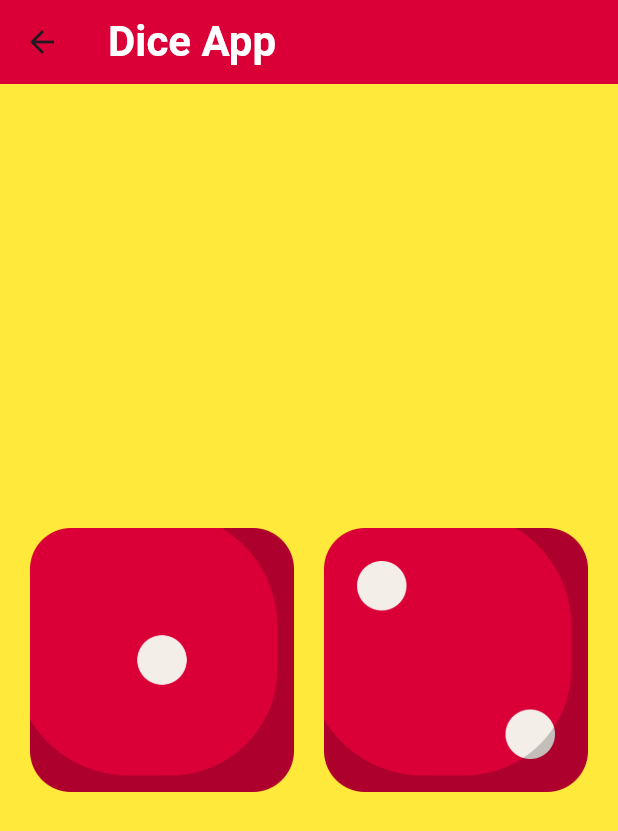
After one commit to appitcompany312/kur15, a Flutter app: the HomePage1 screen opened directly, on a phone screen of 412 x 824 dp. The commit adds this screen. Shown: the top 831 px of the screen. Run offline on Flutter 3.47's test engine with Material 2 defaults, Android fonts, the phone set to English and light mode, and no system bars.

Commit message:
added dice game

```diff
--- /dev/null
+++ b/dice_app/lib/home_page1.dart
@@ -0,0 +1,72 @@
+import 'dart:math';
+
+import 'package:flutter/material.dart';
+
+class HomePage1 extends StatelessWidget {
+  const HomePage1({super.key});
+
+  @override
+  Widget build(BuildContext context) {
+    return Scaffold(
+      backgroundColor: const Color(0xffFFE93B),
+      appBar: AppBar(
+        titleTextStyle: const TextStyle(
+          color: Colors.white,
+          fontSize: 28,
+          fontWeight: FontWeight.bold,
+        ),
+        backgroundColor: const Color(0xffDA0037),
+        title: const Text("Dice App"),
+      ),
+      body: const HomePageBody1(),
+    );
+  }
+}
+
+class HomePageBody1 extends StatefulWidget {
+  const HomePageBody1({super.key});
+
+  @override
+  State<HomePageBody1> createState() => _HomePageBody1State();
+}
+
+class _HomePageBody1State extends State<HomePageBody1> {
+  int firstDiceIndex = 1;
+  int secondDiceIndex = 2;
+
+  Random rundom = Random();
+
+  void changeDice() {
+    // firstDiceIndex ke 1-6 cheinki kaalagan sandy berebiz
+    firstDiceIndex = rundom.nextInt(6) + 1;
+    // secondDiceIndex ke 1-6 cheinki kaalagan sandy berebiz
+    secondDiceIndex = rundom.nextInt(6) + 1;
+    // UI'dy jangyloo uchun setState chakyrabyz
+    setState(() {});
+  }
+
+  @override
+  Widget build(BuildContext context) {
+    return Center(
+      child: Row(
+        children: [
+          const SizedBox(width: 20),
+          Expanded(
+            child: InkWell(
+              onTap: changeDice,
+              child: Image.asset('assets/icons/dice$firstDiceIndex.png'),
+            ),
+          ),
+          const SizedBox(width: 20),
+          Expanded(
+            child: InkWell(
+              onTap: changeDice,
+              child: Image.asset('assets/icons/dice$secondDiceIndex.png'),
+            ),
+          ),
+          const SizedBox(width: 20),
+        ],
+      ),
+    );
+  }
+}
--- a/dice_app/lib/main.dart
+++ b/dice_app/lib/main.dart
@@ -1,3 +1,4 @@
+// import 'package:dice_app/home_page1.dart';
 import 'package:flutter/material.dart';
 
 import 'home_page.dart';
--- /dev/null
+++ b/home_work/17.dart
@@ -0,0 +1,6 @@
+/*
+1) dice game jasoo
+2) dice app jasoo
+3) rundom makala
+4) Soonun UI Jasoo oz aldyncha
+*/
```
Also changed, not shown: dice_app/lib/dice_game.dart (added, +182 -0 lines), dice_app/lib/home_page.dart (+2 -15 lines).
